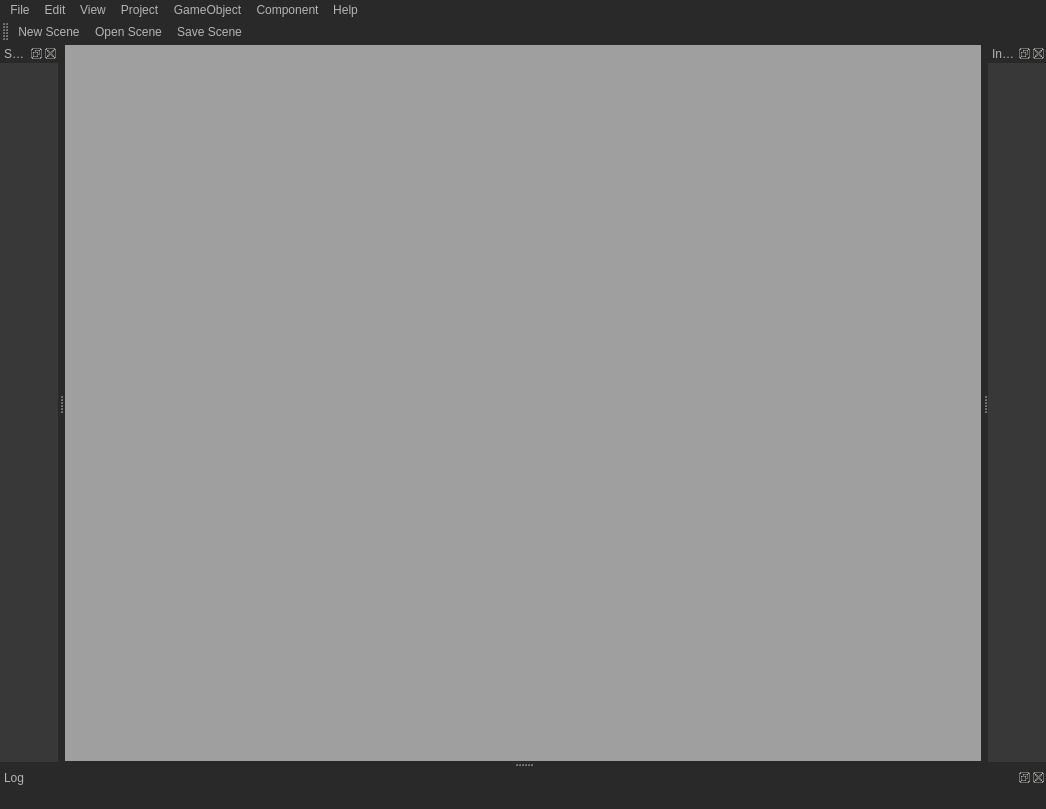
First picture: the form in dev/src/GameStudio/gamestudio.ui, repository lythm/ld3d, before the edit.
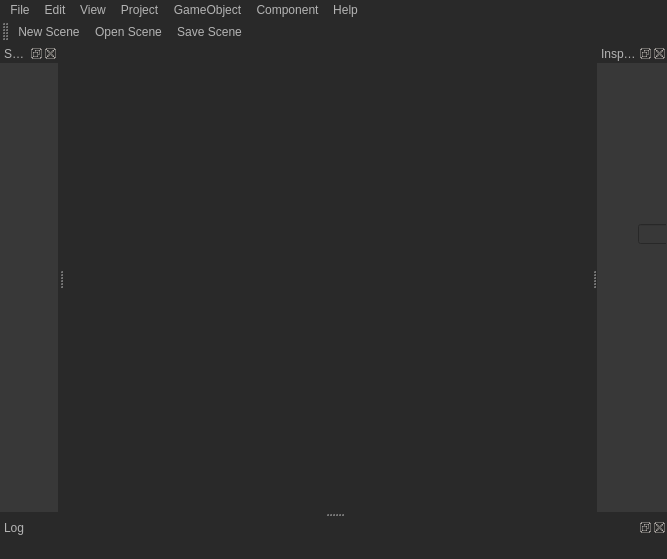
Second picture: the form after the edit. Icons and pictures are not drawn.

The edit to the form file:
```diff
--- a/dev/src/GameStudio/gamestudio.ui
+++ b/dev/src/GameStudio/gamestudio.ui
@@ -6,8 +6,8 @@
    <rect>
     <x>0</x>
     <y>0</y>
-    <width>1046</width>
-    <height>809</height>
+    <width>667</width>
+    <height>559</height>
    </rect>
   </property>
   <property name="windowTitle">
@@ -19,7 +19,6 @@
   </property>
   <property name="styleSheet">
    <string notr="true">*
-
 {
 	font: 9pt &quot;宋体&quot;;
 	color: rgb(180, 180, 180);
@@ -28,6 +27,7 @@
 
 }
 
+
 QMenuBar 
 {
 	
@@ -174,6 +174,15 @@
  QTreeView::item:selected:!active {
      background: qlineargradient(x1: 0, y1: 0, x2: 0, y2: 1, stop: 0 #6b9be8, stop: 1 #577fbf);
  }
+
+
+
+QLineEdit
+{
+
+background-color: rgb(255, 255, 255);
+}
+
 </string>
   </property>
   <property name="tabShape">
@@ -207,6 +216,15 @@
       <property name="styleSheet">
        <string notr="true"/>
       </property>
+      <property name="background">
+       <brush brushstyle="NoBrush">
+        <color alpha="255">
+         <red>160</red>
+         <green>160</green>
+         <blue>160</blue>
+        </color>
+       </brush>
+      </property>
       <property name="viewMode">
        <enum>QMdiArea::TabbedView</enum>
       </property>
@@ -228,7 +246,7 @@
     <rect>
      <x>0</x>
      <y>0</y>
-     <width>1046</width>
+     <width>667</width>
      <height>18</height>
     </rect>
    </property>
@@ -366,7 +384,61 @@
    <attribute name="dockWidgetArea">
     <number>2</number>
    </attribute>
-   <widget class="QWidget" name="dockWidgetContents_3"/>
+   <widget class="QWidget" name="dockWidgetContents_3">
+    <layout class="QGridLayout" name="gridLayout_2">
+     <property name="leftMargin">
+      <number>1</number>
+     </property>
+     <property name="topMargin">
+      <number>1</number>
+     </property>
+     <property name="rightMargin">
+      <number>1</number>
+     </property>
+     <property name="bottomMargin">
+      <number>1</number>
+     </property>
+     <property name="spacing">
+      <number>1</number>
+     </property>
+     <item row="0" column="0">
+      <widget class="QScrollArea" name="scrollArea">
+       <property name="frameShape">
+        <enum>QFrame::NoFrame</enum>
+       </property>
+       <property name="frameShadow">
+        <enum>QFrame::Plain</enum>
+       </property>
+       <property name="widgetResizable">
+        <bool>true</bool>
+       </property>
+       <widget class="QWidget" name="scrollAreaWidgetContents">
+        <property name="geometry">
+         <rect>
+          <x>0</x>
+          <y>0</y>
+          <width>180</width>
+          <height>422</height>
+         </rect>
+        </property>
+        <widget class="QLineEdit" name="lineEdit">
+         <property name="geometry">
+          <rect>
+           <x>40</x>
+           <y>160</y>
+           <width>113</width>
+           <height>20</height>
+          </rect>
+         </property>
+         <property name="styleSheet">
+          <string notr="true"/>
+         </property>
+        </widget>
+       </widget>
+      </widget>
+     </item>
+    </layout>
+   </widget>
   </widget>
   <action name="actionNew_Project">
    <property name="text">
```
Left out of the diff: 4 changed lines with no effect on the pictures.
